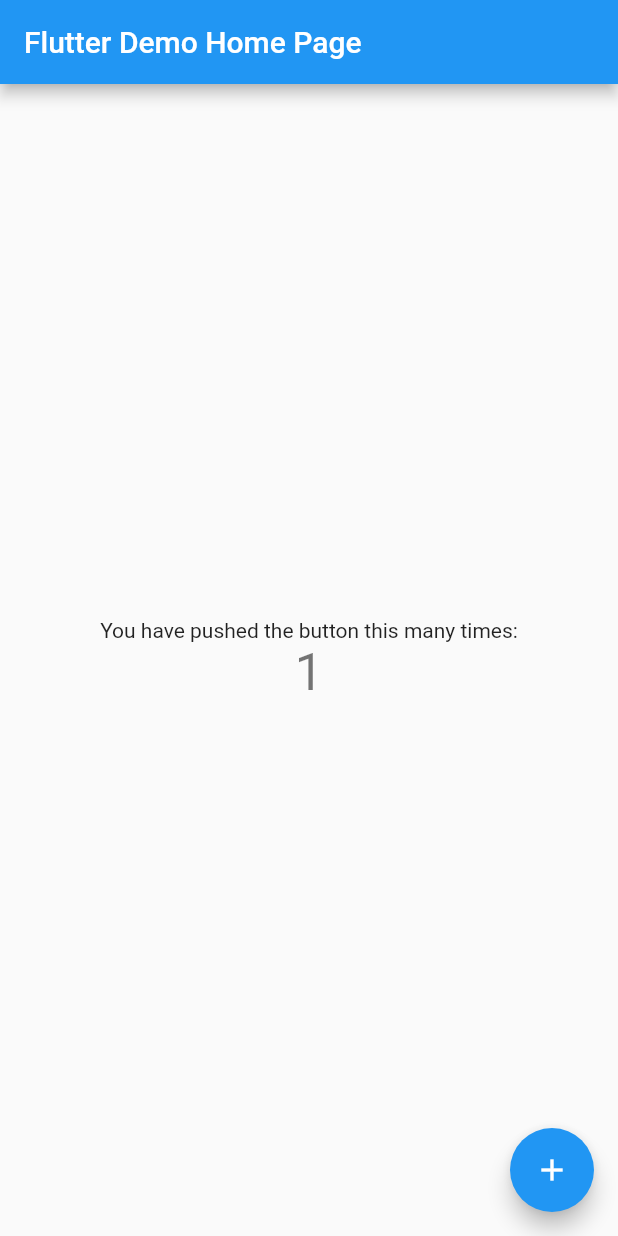
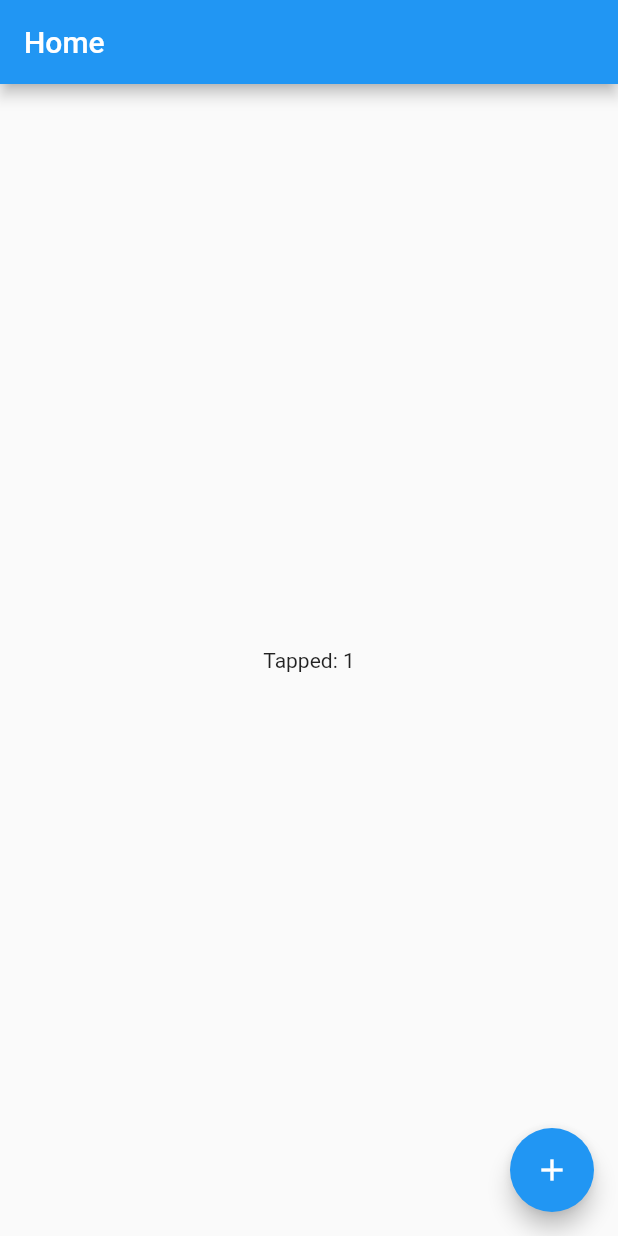
Before and after one commit to Bwolfs2/international_flutter_hackathon, a Flutter app: the screen it shows after launch, after a tap on the "add" icon, on a phone screen of 412 x 824 dp. Run offline on Flutter 3.47's test engine with Material 2 defaults, Android fonts, the phone set to English and light mode, and no system bars.

Commit message:
Initial Commit

```diff
--- a/lib/main.dart
+++ b/lib/main.dart
@@ -1,103 +1,18 @@
 import 'package:flutter/material.dart';
+
+import 'src/screens/home/home_screen.dart';
 
 void main() => runApp(MyApp());
 
 class MyApp extends StatelessWidget {
-  // This widget is the root of your application.
   @override
   Widget build(BuildContext context) {
     return MaterialApp(
       title: 'Flutter Demo',
       theme: ThemeData(
-
         primarySwatch: Colors.blue,
       ),
-      home: MyHomePage(title: 'Flutter Demo Home Page'),
+      home: HomeScreen(),
     );
   }
 }
-
-class MyHomePage extends StatefulWidget {
-  MyHomePage({Key key, this.title}) : super(key: key);
-
-  // This widget is the home page of your application. It is stateful, meaning
-  // that it has a State object (defined below) that contains fields that affect
-  // how it looks.
-
-  // This class is the configuration for the state. It holds the values (in this
-  // case the title) provided by the parent (in this case the App widget) and
-  // used by the build method of the State. Fields in a Widget subclass are
-  // always marked "final".
-
-  final String title;
-
-  @override
-  _MyHomePageState createState() => _MyHomePageState();
-}
-
-class _MyHomePageState extends State<MyHomePage> {
-  int _counter = 0;
-
-  void _incrementCounter() {
-    setState(() {
-      // This call to setState tells the Flutter framework that something has
-      // changed in this State, which causes it to rerun the build method below
-      // so that the display can reflect the updated values. If we changed
-      // _counter without calling setState(), then the build method would not be
-      // called again, and so nothing would appear to happen.
-      _counter++;
-    });
-  }
-
-  @override
-  Widget build(BuildContext context) {
-    // This method is rerun every time setState is called, for instance as done
-    // by the _incrementCounter method above.
-    //
-    // The Flutter framework has been optimized to make rerunning build methods
-    // fast, so that you can just rebuild anything that needs updating rather
-    // than having to individually change instances of widgets.
-    return Scaffold(
-      appBar: AppBar(
-        // Here we take the value from the MyHomePage object that was created by
-        // the App.build method, and use it to set our appbar title.
-        title: Text(widget.title),
-      ),
-      body: Center(
-        // Center is a layout widget. It takes a single child and positions it
-        // in the middle of the parent.
-        child: Column(
-          // Column is also layout widget. It takes a list of children and
-          // arranges them vertically. By default, it sizes itself to fit its
-          // children horizontally, and tries to be as tall as its parent.
-          //
-          // Invoke "debug painting" (press "p" in the console, choose the
-          // "Toggle Debug Paint" action from the Flutter Inspector in Android
-          // Studio, or the "Toggle Debug Paint" command in Visual Studio Code)
-          // to see the wireframe for each widget.
-          //
-          // Column has various properties to control how it sizes itself and
-          // how it positions its children. Here we use mainAxisAlignment to
-          // center the children vertically; the main axis here is the vertical
-          // axis because Columns are vertical (the cross axis would be
-          // horizontal).
-          mainAxisAlignment: MainAxisAlignment.center,
-          children: <Widget>[
-            Text(
-              'You have pushed the button this many times:',
-            ),
-            Text(
-              '$_counter',
-              style: Theme.of(context).textTheme.display1,
-            ),
-          ],
-        ),
-      ),
-      floatingActionButton: FloatingActionButton(
-        onPressed: _incrementCounter,
-        tooltip: 'Increment',
-        child: Icon(Icons.add),
-      ), // This trailing comma makes auto-formatting nicer for build methods.
-    );
-  }
-}
--- /dev/null
+++ b/lib/src/screens/home/home_screen.dart
@@ -0,0 +1,27 @@
+import 'package:flutter/material.dart';
+
+class HomeScreen extends StatefulWidget {
+  @override
+  _HomeScreenState createState() => _HomeScreenState();
+}
+
+class _HomeScreenState extends State<HomeScreen> {
+  var taps = 0;
+  @override
+  Widget build(BuildContext context) {
+    return Scaffold(
+      appBar: AppBar(title: Text("Home")),
+      floatingActionButton: FloatingActionButton(
+        child: Icon(Icons.add),
+        onPressed: () {
+          setState(() {
+            taps++;
+          });
+        },
+      ),
+      body: Center(
+        child: Text("Tapped: $taps"),
+      ),
+    );
+  }
+}
--- /dev/null
+++ b/lib/src/shared/models/credit_card_model.dart
@@ -0,0 +1,3 @@
+class CreditCardModel{
+  int id;
+}
--- /dev/null
+++ b/lib/src/shared/repositories/user_repository.dart
@@ -0,0 +1,3 @@
+class UserRepository{
+
+}
--- /dev/null
+++ b/lib/src/shared/widgets/credit_card/credit_card_widget.dart
@@ -0,0 +1,13 @@
+import 'package:flutter/material.dart';
+
+class CreditCardWidget extends StatelessWidget {
+  @override
+  Widget build(BuildContext context) {
+    return Card(
+      child: Container(
+        width: 250,
+        height: 150,
+      ),
+    );
+  }
+}
```
Also changed, not shown: pubspec.lock, 1 other file.
